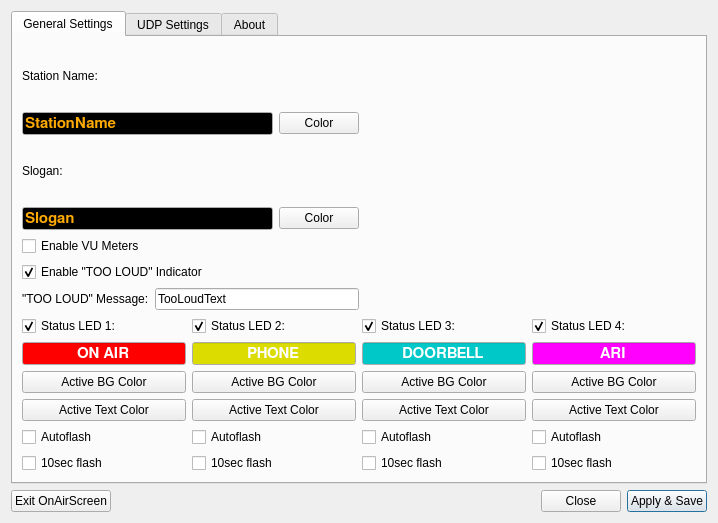
saschaludwig/OnAirScreen, file settings.ui: the form before one commit.
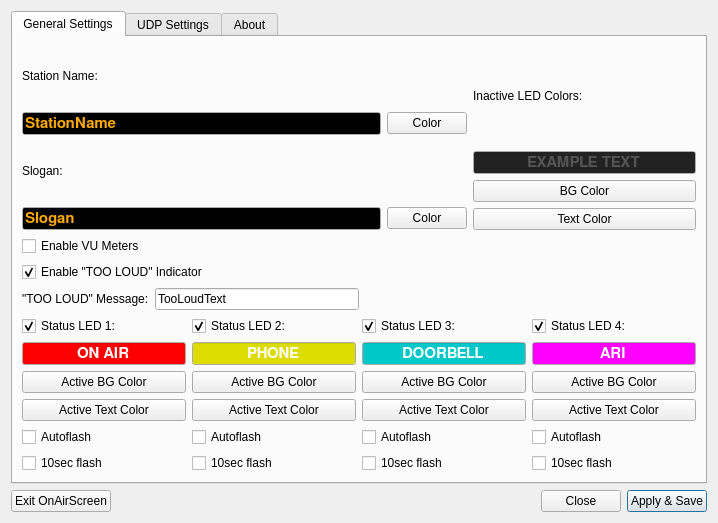
The form after the commit.

Commit message: added inactive bg/fg color settings for LEDs

```diff
--- a/settings.ui
+++ b/settings.ui
@@ -81,7 +81,7 @@
       </attribute>
       <layout class="QGridLayout" name="gridLayout_3">
        <item row="0" column="0">
-        <layout class="QHBoxLayout" name="horizontalLayout_7">
+        <layout class="QHBoxLayout" name="horizontalLayout_7" stretch="2,1">
          <item>
           <layout class="QVBoxLayout" name="verticalLayout_3">
            <item>
@@ -325,17 +325,114 @@
           </layout>
          </item>
          <item>
-          <spacer name="horizontalSpacer_3">
-           <property name="orientation">
-            <enum>Qt::Horizontal</enum>
-           </property>
-           <property name="sizeHint" stdset="0">
-            <size>
-             <width>40</width>
-             <height>20</height>
-            </size>
-           </property>
-          </spacer>
+          <layout class="QVBoxLayout" name="verticalLayout_9">
+           <item>
+            <widget class="QLabel" name="label_5">
+             <property name="text">
+              <string>Inactive LED Colors:</string>
+             </property>
+            </widget>
+           </item>
+           <item>
+            <widget class="QLineEdit" name="LEDInactive">
+             <property name="enabled">
+              <bool>true</bool>
+             </property>
+             <property name="palette">
+              <palette>
+               <active>
+                <colorrole role="Text">
+                 <brush brushstyle="SolidPattern">
+                  <color alpha="255">
+                   <red>85</red>
+                   <green>85</green>
+                   <blue>85</blue>
+                  </color>
+                 </brush>
+                </colorrole>
+                <colorrole role="Base">
+                 <brush brushstyle="SolidPattern">
+                  <color alpha="255">
+                   <red>34</red>
+                   <green>34</green>
+                   <blue>34</blue>
+                  </color>
+                 </brush>
+                </colorrole>
+               </active>
+               <inactive>
+                <colorrole role="Text">
+                 <brush brushstyle="SolidPattern">
+                  <color alpha="255">
+                   <red>85</red>
+                   <green>85</green>
+                   <blue>85</blue>
+                  </color>
+                 </brush>
+                </colorrole>
+                <colorrole role="Base">
+                 <brush brushstyle="SolidPattern">
+                  <color alpha="255">
+                   <red>34</red>
+                   <green>34</green>
+                   <blue>34</blue>
+                  </color>
+                 </brush>
+                </colorrole>
+               </inactive>
+               <disabled>
+                <colorrole role="Text">
+                 <brush brushstyle="SolidPattern">
+                  <color alpha="255">
+                   <red>69</red>
+                   <green>69</green>
+                   <blue>69</blue>
+                  </color>
+                 </brush>
+                </colorrole>
+                <colorrole role="Base">
+                 <brush brushstyle="SolidPattern">
+                  <color alpha="255">
+                   <red>212</red>
+                   <green>208</green>
+                   <blue>200</blue>
+                  </color>
+                 </brush>
+                </colorrole>
+               </disabled>
+              </palette>
+             </property>
+             <property name="font">
+              <font>
+               <family>FreeSans</family>
+               <pointsize>11</pointsize>
+               <weight>75</weight>
+               <bold>true</bold>
+              </font>
+             </property>
+             <property name="text">
+              <string>EXAMPLE TEXT</string>
+             </property>
+             <property name="alignment">
+              <set>Qt::AlignCenter</set>
+             </property>
+            </widget>
+           </item>
+           <item>
+            <widget class="QPushButton" name="LEDInactiveBGColor">
+             <property name="text">
+              <string>BG Color</string>
+             </property>
+            </widget>
+           </item>
+           <item>
+            <widget class="QPushButton" name="LEDInactiveFGColor">
+             <property name="text">
+              <string>Text Color</string>
+             </property>
+            </widget>
+           </item>
+          </layout>
          </item>
         </layout>
        </item>
```
The commit also changes 1 other file.
